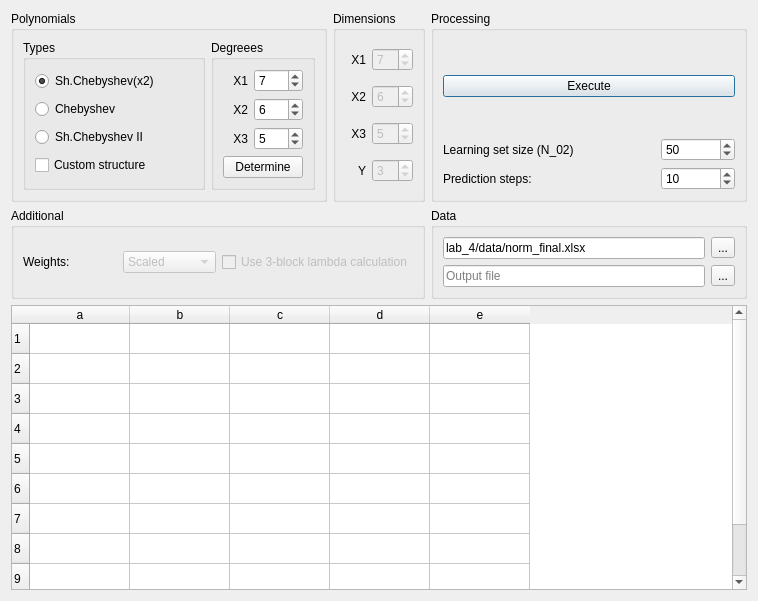
This is lab_4/main_window.ui in fatvlady/sys-an-labs as Qt 5 draws it before an edit. The edited form follows.
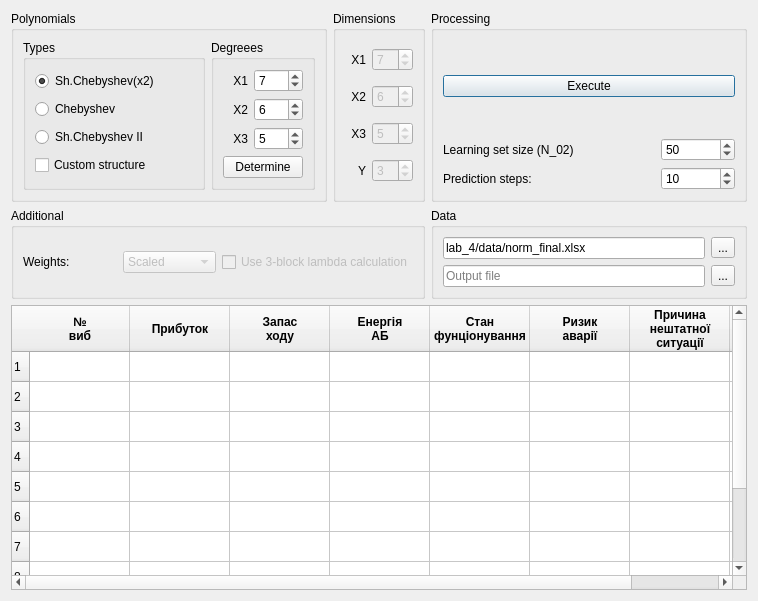
This is the edited form.

Patch:
```diff
--- a/lab_4/main_window.ui
+++ b/lab_4/main_window.ui
@@ -383,12 +383,18 @@
     </widget>
    </item>
    <item row="2" column="0" colspan="3">
-    <widget class="QTableWidget" name="tableWidget">
+    <widget class="QTableWidget" name="tablewidget">
+     <property name="maximumSize">
+      <size>
+       <width>740</width>
+       <height>16777215</height>
+      </size>
+     </property>
      <property name="rowCount">
       <number>10</number>
      </property>
      <property name="columnCount">
-      <number>5</number>
+      <number>8</number>
      </property>
      <row/>
      <row/>
@@ -402,29 +408,111 @@
      <row/>
      <column>
       <property name="text">
-       <string>a</string>
+       <string>№
+виб</string>
       </property>
+      <property name="font">
+       <font>
+        <weight>75</weight>
+        <bold>true</bold>
+       </font>
+      </property>
      </column>
      <column>
       <property name="text">
-       <string>b</string>
+       <string>Прибуток</string>
       </property>
+      <property name="font">
+       <font>
+        <weight>75</weight>
+        <bold>true</bold>
+       </font>
+      </property>
      </column>
      <column>
       <property name="text">
-       <string>c</string>
+       <string>Запас
+ходу</string>
       </property>
+      <property name="font">
+       <font>
+        <weight>75</weight>
+        <bold>true</bold>
+       </font>
+      </property>
      </column>
      <column>
       <property name="text">
-       <string>d</string>
+       <string>Енергія
+АБ</string>
       </property>
+      <property name="font">
+       <font>
+        <weight>75</weight>
+        <bold>true</bold>
+       </font>
+      </property>
      </column>
      <column>
       <property name="text">
-       <string>e</string>
+       <string>Стан
+фунціонування</string>
       </property>
+      <property name="font">
+       <font>
+        <weight>75</weight>
+        <bold>true</bold>
+       </font>
+      </property>
      </column>
+     <column>
+      <property name="text">
+       <string>Ризик
+аварії</string>
+      </property>
+      <property name="font">
+       <font>
+        <weight>75</weight>
+        <bold>true</bold>
+       </font>
+      </property>
+     </column>
+     <column>
+      <property name="text">
+       <string>Причина
+нештатної
+ситуації</string>
+      </property>
+      <property name="font">
+       <font>
+        <weight>75</weight>
+        <bold>true</bold>
+       </font>
+      </property>
+     </column>
+     <column>
+      <property name="text">
+       <string>Рівень
+небезпеки</string>
+      </property>
+      <property name="font">
+       <font>
+        <weight>75</weight>
+        <bold>true</bold>
+       </font>
+      </property>
+     </column>
+     <item row="0" column="0">
+      <property name="text">
+       <string/>
+      </property>
+      <property name="font">
+       <font>
+        <weight>50</weight>
+        <bold>false</bold>
+       </font>
+      </property>
+     </item>
     </widget>
    </item>
   </layout>
```
